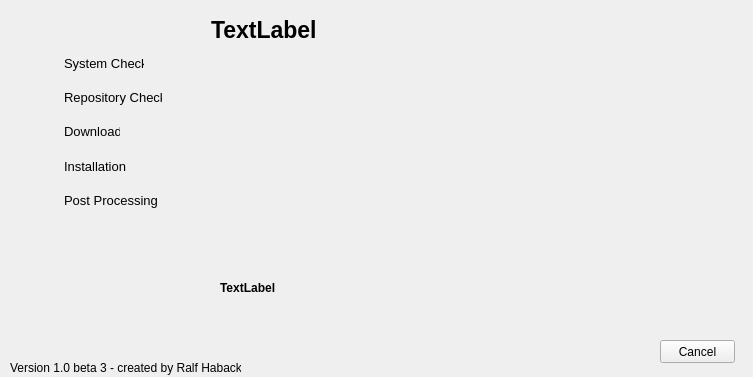
Above: single-package-installer/installerdialog.ui from KDE/kdewin-installer before the change. Below: the same form after it.
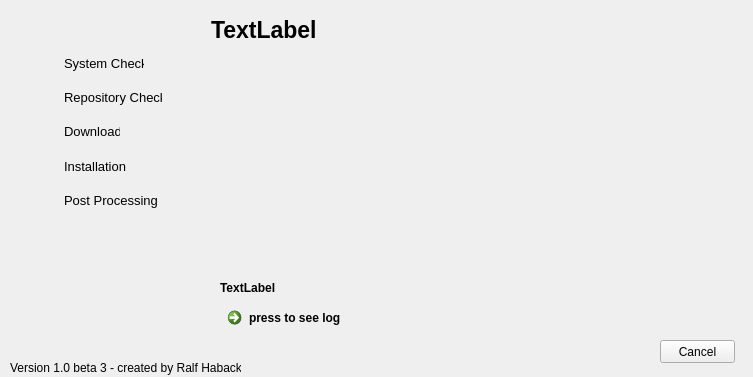
That is the form after the change. Icons and pictures are not drawn.

Commit message: show button for log display in case of errors

```diff
--- a/single-package-installer/installerdialog.ui
+++ b/single-package-installer/installerdialog.ui
@@ -326,6 +326,23 @@
     <string>TextLabel</string>
    </property>
   </widget>
+  <widget class="QCommandLinkButton" name="logButton">
+   <property name="geometry">
+    <rect>
+     <x>220</x>
+     <y>300</y>
+     <width>185</width>
+     <height>41</height>
+    </rect>
+   </property>
+   <property name="text">
+    <string>press to see log</string>
+   </property>
+   <property name="icon">
+    <iconset resource="installerdialog.qrc">
+     <normaloff>:/images/go-next.png</normaloff>:/images/go-next.png</iconset>
+   </property>
+  </widget>
  </widget>
  <resources>
   <include location="../end-user-installer/installerdialog.qrc"/>
```
Left out of the diff: 3 changed lines with no effect on the pictures. The commit also changes 2 other files.
